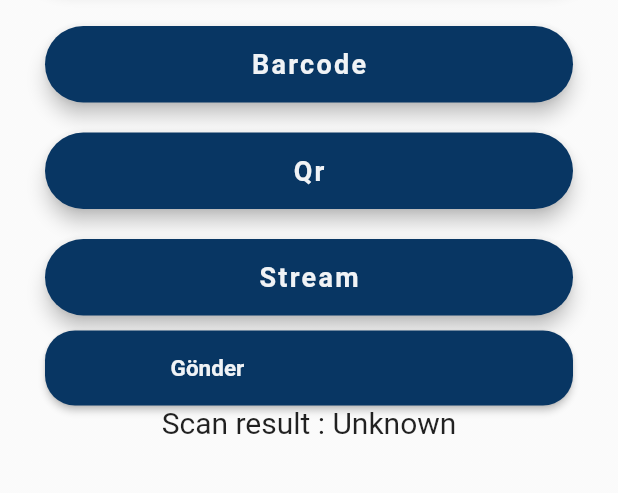
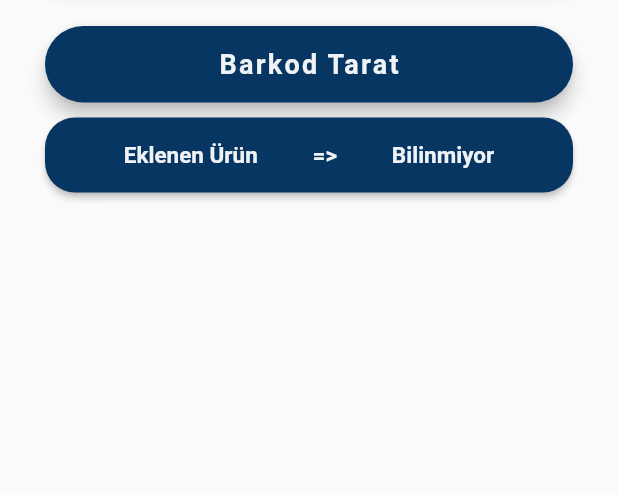
Before and after one commit to Canozdal/In-My-Home, a Flutter app: the TaramaScreen screen opened by its route, on a phone screen of 412 x 824 dp, the part 139-632 px from its top. Run offline on Flutter 3.47's test engine with Material 2 defaults, Android fonts, the phone set to English and light mode, and no system bars; our stand-ins replace cloud_firestore, firebase_auth, firebase_core, font_awesome_flutter, google_sign_in; missing offline and left inert: flutter_facebook_auth; accounts and stored records are empty; network calls fail; Roboto replaces fonts that are missing (OpenSans).

Commit message:
final bu

```diff
--- a/lib/screens/ayarlarscreen.dart
+++ b/lib/screens/ayarlarscreen.dart
@@ -234,7 +234,7 @@ class _LoginScreenState extends State<AyarlarScreen> {
                       _buildHesapBtn(),
                       _buildDilBtn(),
                       _buildGuvenlikBtn(),
-                      _buildOturumBtn(),
+                      // _buildOturumBtn(),
                     ],
                   ),
                 ),
--- a/lib/screens/constants.dart
+++ b/lib/screens/constants.dart
@@ -10,6 +10,7 @@ var butonrengi3 = Color(0xFF487BEA);
 List userProducts = [];
 List userAlis=[];
 List Countlist=[];
+String isimtut='Bilinmiyor';
 
 final kHintTextStyle = TextStyle(
   color: Colors.white54,
--- a/lib/screens/evimscreen.dart
+++ b/lib/screens/evimscreen.dart
@@ -279,7 +279,7 @@ class _MyHomePageState extends State<EvimScreen> {
                       _buildEvBakimBtn(),
                       _buildIlacBtn(),
                       _buildDigerleriBtn(),
-                      _buildGeridonBtn(),
+                      // _buildGeridonBtn(),
                       // Text("${selectedDate.toLocal()}".split(' ')[0]),
                       // SizedBox(height: 20.0,),
                       // RaisedButton(
--- a/lib/screens/kayıtscreen.dart
+++ b/lib/screens/kayıtscreen.dart
@@ -39,7 +39,7 @@ class _MyHomePageState extends State<KayitScreen> {
       crossAxisAlignment: CrossAxisAlignment.start,
       children: <Widget>[
         Text(
-          'Email',
+          'E-mail',
           style: TextStyle(color: butonrengi2),
         ),
         SizedBox(height: 10.0),
@@ -66,7 +66,7 @@ class _MyHomePageState extends State<KayitScreen> {
                   Icons.email,
                   color: yazirengi,
                 ),
-                hintText: 'Email veya kullanıcı adı giriniz',
+                hintText: 'E-mail veya kullanıcı adı giriniz',
                 hintStyle: TextStyle(
                   color: yazirengi,
                 ),
--- a/lib/screens/tarama.dart
+++ b/lib/screens/tarama.dart
@@ -106,6 +106,7 @@ class _MyHomePageState extends State<TaramaScreen> {
       for (var i = 0; i < _memories.length; i++) {
         if (_memories[i]['barcode'] == barcode) {
           print(_memories[i]['name']);
+          isimtut=_memories[i]['name'];
           print(_memories[i]['barcode']);
           var product1 = Product(
               productname: _memories[i]['name'],
@@ -136,7 +137,7 @@ class _MyHomePageState extends State<TaramaScreen> {
         ),
         color: butonrengi2,
         child: Text(
-          'Barcode',
+          'Barkod Tarat',
           style: TextStyle(
             color: yazirengi,
             letterSpacing: 1.5,
@@ -342,24 +343,27 @@ class _MyHomePageState extends State<TaramaScreen> {
                     mainAxisAlignment: MainAxisAlignment.spaceBetween,
                     children: <Widget>[
                       _buildBarcodeBtn(),
-                      _buildQrBtn(),
-                      _buildStreamBtn(),
-                      SignInButton(
-                        text: 'Gönder',
-                        text1: '',
-                        text2: '',
-                        onPressed: () {
-                          var route = new MaterialPageRoute(
-                            builder: (BuildContext context) => new ListScreen(
-                              urunlist: userProducts,
-                              araeleman: [],
-                            ),
-                          );
-                          Navigator.of(context).push(route);
-                        },
-                      ),
-                      Text('Scan result : $_scanBarcode\n',
-                          style: TextStyle(fontSize: 20))
+                      // _buildQrBtn(),
+                      // _buildStreamBtn(),
+                      // SignInButton(
+                      //   text: 'Gönder',
+                      //   text1: '',
+                      //   text2: '',
+                      //   onPressed: () {
+                      //     var route = new MaterialPageRoute(
+                      //       builder: (BuildContext context) => new ListScreen(
+                      //         urunlist: userProducts,
+                      //         araeleman: [],
+                      //       ),
+                      //     );
+                      //     Navigator.of(context).push(route);
+                      //   },
+                      // ),
+                      // Text('Scan result : $_scanBarcode\n',
+                      //     style: TextStyle(fontSize: 20)),
+                      SignInButton(text: 'Eklenen Ürün', text1: '=>', text2: isimtut, onPressed: (){}),
+                      // Text(isimtut,
+                      //     style: TextStyle(fontSize: 20))
                     ],
                   ),
                 ),
```
Also changed, not shown: lib/screens/hesapscreen.dart (+24 -30 lines), lib/screens/listscreen.dart (+4 -4 lines), lib/screens/profile.dart (+6 -6 lines), lib/screens/urundetay.dart (+12 -10 lines), 6 other files.
